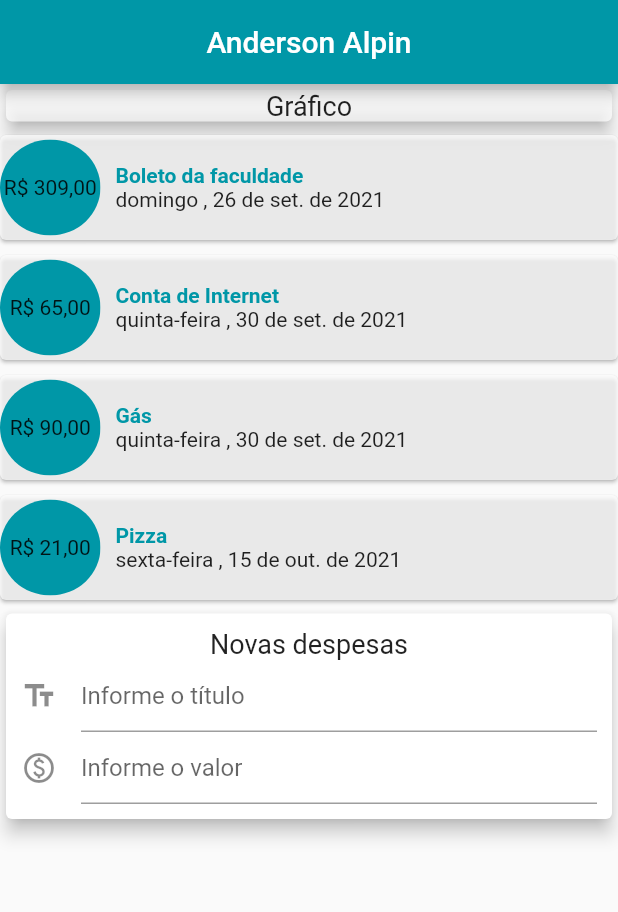
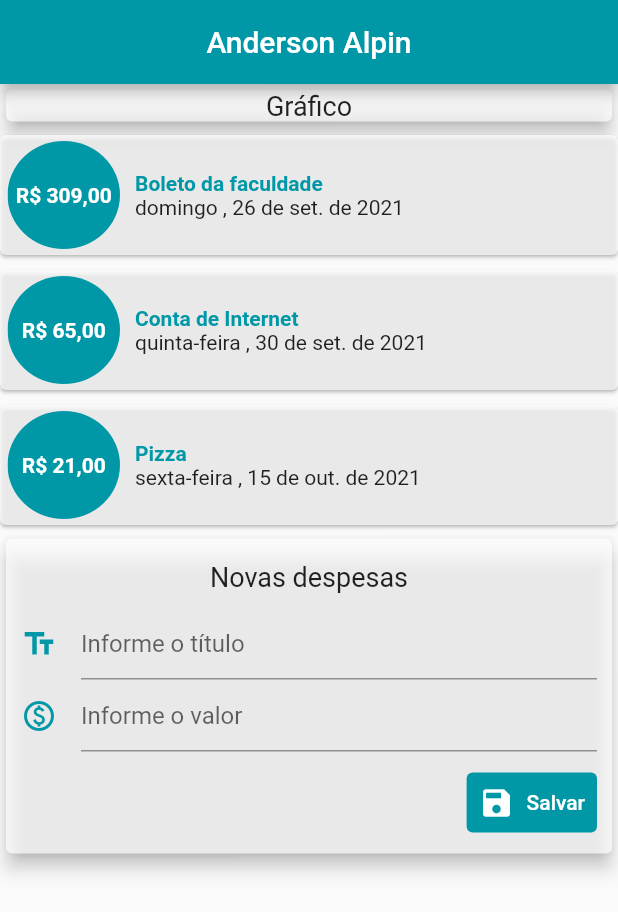
Before and after one commit to AndersonAlpin/despesas_pessoais, a Flutter app: the screen it shows after launch, on a phone screen of 412 x 824 dp. Shown: the top 912 px of the screen. Run offline on Flutter 3.47's test engine with Material 2 defaults, Android fonts, the phone set to English and light mode, and no system bars.

Commit message:
refactor: creating new components
Creating the following components from the initial component:
  - transaction_graphic
  - transaction_list
  - transaction_form
  - transaction_user

```diff
--- /dev/null
+++ b/lib/components/transaction_form.dart
@@ -0,0 +1,92 @@
+import 'package:flutter/material.dart';
+
+// ignore: must_be_immutable
+class TransactionForm extends StatelessWidget {
+  TransactionForm({Key? key, required this.onSubmit}) : super(key: key);
+  TextEditingController titleController = TextEditingController();
+  TextEditingController valueController = TextEditingController();
+
+  final void Function(String, double) onSubmit;
+
+  @override
+  Widget build(BuildContext context) {
+    return Container(
+      child: Card(
+        elevation: 5,
+        color: Colors.white70,
+        child: Padding(
+          padding: const EdgeInsets.all(10.0),
+          child: Column(
+            children: [
+              Container(
+                margin: const EdgeInsets.only(top: 5.0, bottom: 10.0),
+                child: Text('Novas despesas',
+                    style: TextStyle(
+                      fontSize: 18.0,
+                    )),
+              ),
+              TextField(
+                controller: titleController,
+                decoration: InputDecoration(
+                  hintText: 'Informe o título',
+                  icon: Icon(
+                    Icons.text_fields,
+                    color: Colors.cyan.shade700,
+                  ),
+                  focusedBorder: UnderlineInputBorder(
+                    borderSide: BorderSide(
+                      color: Colors.cyan.shade700,
+                      width: 2,
+                    ),
+                  ),
+                ),
+              ),
+              TextField(
+                controller: valueController,
+                decoration: InputDecoration(
+                  hintText: 'Informe o valor',
+                  icon: Icon(
+                    Icons.paid_outlined,
+                    color: Colors.cyan.shade700,
+                  ),
+                  focusedBorder: UnderlineInputBorder(
+                    borderSide: BorderSide(
+                      color: Colors.cyan.shade700,
+                      width: 2,
+                    ),
+                  ),
+                ),
+              ),
+              Container(
+                alignment: Alignment.centerRight,
+                margin: EdgeInsets.only(top: 10.0),
+                child: TextButton.icon(
+                  onPressed: () {
+                    final title = titleController.text;
+                    final value = double.tryParse(valueController.text)??0;
+                    onSubmit(title, value);
+                  },
+                  icon: Icon(
+                    Icons.save,
+                    color: Colors.white,
+                  ),
+                  label: Text(
+                    'Salvar',
+                    style: TextStyle(
+                      color: Colors.white,
+                    ),
+                  ),
+                  style: ButtonStyle(
+                    backgroundColor: MaterialStateProperty.all(
+                      Colors.cyan.shade700,
+                    ),
+                  ),
+                ),
+              ),
+            ],
+          ),
+        ),
+      ),
+    );
+  }
+}
--- /dev/null
+++ b/lib/components/transaction_graphic.dart
@@ -0,0 +1,23 @@
+import 'package:flutter/material.dart';
+
+class TransactionGraphic extends StatelessWidget {
+  const TransactionGraphic({Key? key}) : super(key: key);
+
+  @override
+  Widget build(BuildContext context) {
+    return Container(
+      child: Container(
+        width: double.infinity,
+        child: Card(
+          color: Colors.white70,
+          child: Text('Gráfico',
+              textAlign: TextAlign.center,
+              style: TextStyle(
+                fontSize: 18.0,
+              )),
+          elevation: 5,
+        ),
+      ),
+    );
+  }
+}
--- /dev/null
+++ b/lib/components/transaction_list.dart
@@ -0,0 +1,75 @@
+import 'package:despesas_pessoais/models/transaction.dart';
+import 'package:flutter/material.dart';
+import 'package:intl/intl.dart';
+
+class TransactionList extends StatelessWidget {
+  final List<Transaction> transactions;
+  TransactionList({Key? key, required this.transactions}) : super(key: key);
+
+  @override
+  Widget build(BuildContext context) {
+    return Container(
+      child: Column(
+        children: transactions.map((tr) {
+          return SizedBox(
+            height: 90,
+            child: Card(
+              margin: const EdgeInsets.only(top: 5.0, bottom: 5.0),
+              color: Colors.white70,
+              child: Row(
+                children: [
+                  // NÃO CONSEGUI ADICIONAR UM MARGIN SEM QUEBRAR O ClipOval
+                  Container(
+                      margin: const EdgeInsets.only(
+                    top: 5.0,
+                    bottom: 5.0,
+                    left: 5.0,
+                  )),
+                  ClipOval(
+                    child: Container(
+                        width: 75,
+                        height: 72,
+                        color: Colors.cyan.shade700,
+                        child: Center(
+                          child: Padding(
+                            padding: const EdgeInsets.all(5.0),
+                            child: Text(
+                              NumberFormat.simpleCurrency(locale: 'pt_BR')
+                                  .format(tr.value),
+                              style: TextStyle(
+                                color: Colors.white,
+                                fontWeight: FontWeight.bold,
+                              ),
+                            ),
+                          ),
+                        )),
+                  ),
+                  Padding(
+                    padding: const EdgeInsets.all(10.0),
+                    child: Column(
+                      mainAxisAlignment: MainAxisAlignment.center,
+                      crossAxisAlignment: CrossAxisAlignment.start,
+                      children: [
+                        Text(
+                          tr.title,
+                          style: TextStyle(
+                            fontWeight: FontWeight.bold,
+                            color: Colors.cyan.shade700,
+                          ),
+                        ),
+                        Text(
+                          DateFormat("EEEE ',' d 'de' MMM 'de' y", "pt_BR")
+                              .format(tr.date),
+                        ),
+                      ],
+                    ),
+                  ),
+                ],
+              ),
+            ),
+          );
+        }).toList(),
+      ),
+    );
+  }
+}
--- /dev/null
+++ b/lib/components/transaction_user.dart
@@ -0,0 +1,64 @@
+import 'dart:math';
+
+import 'package:despesas_pessoais/models/transaction.dart';
+import 'package:flutter/material.dart';
+import 'transaction_graphic.dart';
+import 'transaction_list.dart';
+import 'transaction_form.dart';
+
+class TransactionUser extends StatefulWidget {
+  TransactionUser({Key? key}) : super(key: key);
+
+  @override
+  _TransactionUserState createState() => _TransactionUserState();
+}
+
+class _TransactionUserState extends State<TransactionUser> {
+  final _transactions = [
+    Transaction(
+      id: '1',
+      title: 'Boleto da faculdade',
+      value: 309.00,
+      date: new DateTime(2021, 9, 26),
+    ),
+    Transaction(
+      id: '2',
+      title: 'Conta de Internet',
+      value: 65.00,
+      date: new DateTime(2021, 9, 30),
+    ),
+    Transaction(
+      id: '4',
+      title: 'Pizza',
+      value: 21.00,
+      date: new DateTime(2021, 10, 15),
+    ),
+  ];
+
+  _addTransaction(String title, double value) {
+    final newTransaction = Transaction(
+        id: Random().nextDouble().toString(),
+        title: title,
+        value: value,
+        date: DateTime.now());
+
+    setState(() {
+      _transactions.add(newTransaction);
+    });
+  }
+
+  @override
+  Widget build(BuildContext context) {
+    return Container(
+      child: Column(
+        children: [
+          TransactionGraphic(),
+          TransactionList(
+            transactions: _transactions,
+          ),
+          TransactionForm(onSubmit: _addTransaction),
+        ],
+      ),
+    );
+  }
+}
--- a/lib/views/home.dart
+++ b/lib/views/home.dart
@@ -1,38 +1,8 @@
-import 'package:despesas_pessoais/models/transaction.dart';
 import 'package:flutter/material.dart';
-import 'package:intl/intl.dart';
+import 'package:despesas_pessoais/components/transaction_user.dart';
 
 class MyHomePage extends StatelessWidget {
-  final _transactions = [
-    Transaction(
-      id: '1',
-      title: 'Boleto da faculdade',
-      value: 309.00,
-      date: new DateTime(2021, 9, 26),
-    ),
-    Transaction(
-      id: '2',
-      title: 'Conta de Internet',
-      value: 65.00,
-      date: new DateTime(2021, 9, 30),
-    ),
-    Transaction(
-      id: '3',
-      title: 'Gás',
-      value: 90.00,
-      date: new DateTime(2021, 9, 30),
-    ),
-    Transaction(
-      id: '4',
-      title: 'Pizza',
-      value: 21.00,
-      date: new DateTime(2021, 10, 15),
-    ),
-  ];
-
-  // const MyHomePage({Key? key}) : super(key: key);
-  late String title;
-  late String value;
+  const MyHomePage({Key? key}) : super(key: key);
 
   @override
   Widget build(BuildContext context) {
@@ -45,89 +15,7 @@ class MyHomePage extends StatelessWidget {
         mainAxisAlignment: MainAxisAlignment.start,
         crossAxisAlignment: CrossAxisAlignment.center,
         children: [
-          Container(
-            width: double.infinity,
-            child: Card(
-              color: Colors.white70,
-              child: Text('Gráfico',
-                  textAlign: TextAlign.center,
-                  style: TextStyle(
-                    fontSize: 18.0,
-                  )),
-              elevation: 5,
-            ),
-          ),
-          Column(
-            children: _transactions.map((tr) {
-              return SizedBox(
-                height: 80,
-                child: Card(
-                  margin: const EdgeInsets.only(top: 5.0, bottom: 5.0),
-                  color: Colors.white70,
-                  child: Row(
-                    children: [
-                      ClipOval(
-                        child: Container(
-                            width: 67,
-                            height: 64,
-                            color: Colors.cyan.shade700,
-                            child: Center(
-                              child: Text(
-                                NumberFormat.simpleCurrency(locale: 'pt_BR')
-                                    .format(tr.value),
-                              ),
-                            )),
-                      ),
-                      Padding(
-                        padding: const EdgeInsets.all(10.0),
-                        child: Column(
-                          mainAxisAlignment: MainAxisAlignment.center,
-                          crossAxisAlignment: CrossAxisAlignment.start,
-                          children: [
-                            Text(
-                              tr.title,
-                              style: TextStyle(
-                                fontWeight: FontWeight.bold,
-                                color: Colors.cyan.shade700,
-                              ),
-                            ),
-                            Text(
-                              DateFormat("EEEE ',' d 'de' MMM 'de' y", "pt_BR")
-                                  .format(tr.date),
-                            ),
-                          ],
-                        ),
-                      ),
-                    ],
-                  ),
-                ),
-              );
-            }).toList(),
-          ),
-          Card(
-            elevation: 5,
-            child: Padding(
-              padding: const EdgeInsets.all(10.0),
-              child: Column(
-                children: [
-                  Text('Novas despesas',
-                      style: TextStyle(
-                        fontSize: 18.0,
-                      )),
-                  TextField(
-                    decoration: InputDecoration(
-                        hintText: 'Informe o título',
-                        icon: Icon(Icons.text_fields)),
-                  ),
-                  TextField(
-                    decoration: InputDecoration(
-                        hintText: 'Informe o valor',
-                        icon: Icon(Icons.paid_outlined)),
-                  ),
-                ],
-              ),
-            ),
-          ),
+          TransactionUser(),
         ],
       ),
     );
```
